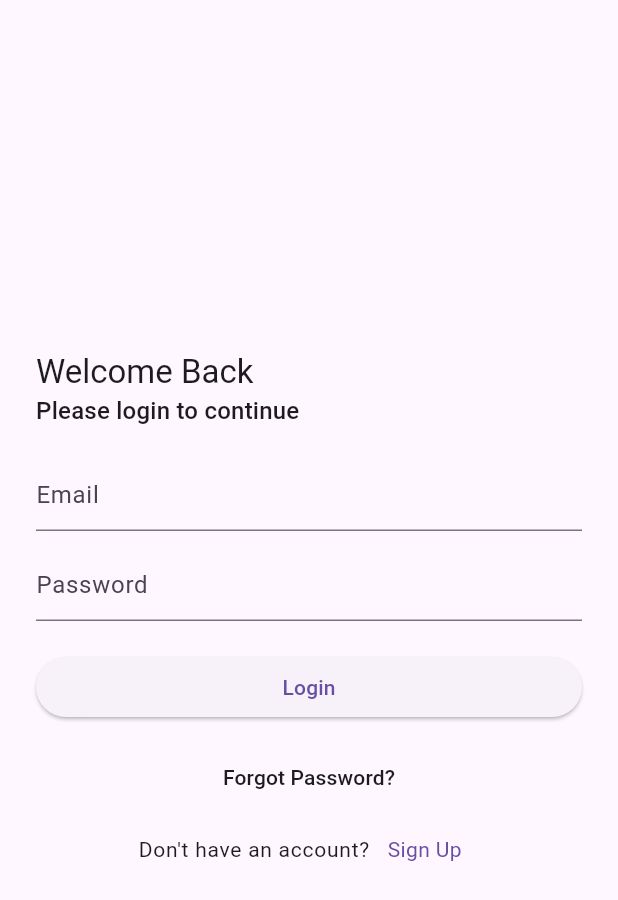
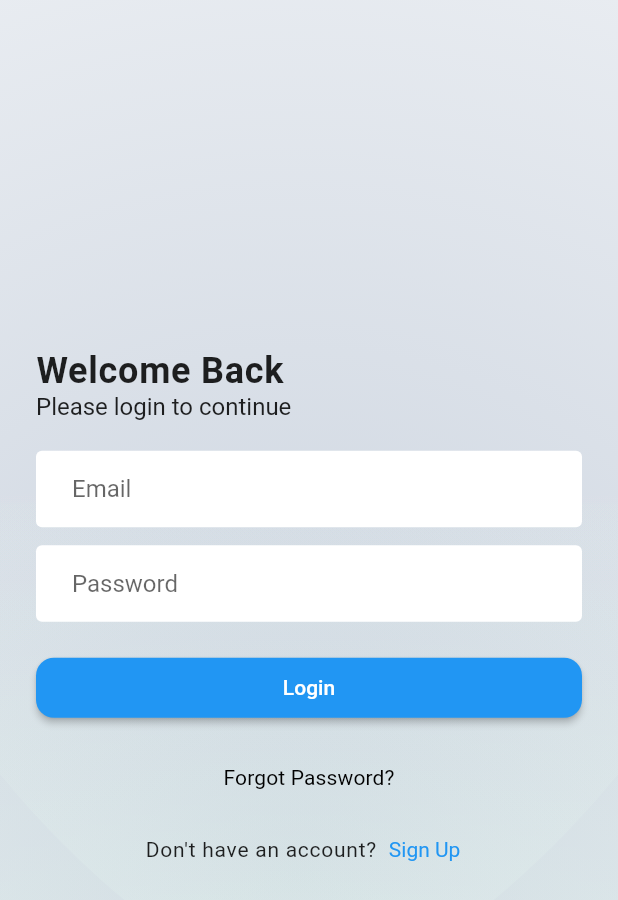
Before and after one commit to Alnur17/task_manager, a Flutter app: the screen it shows after launch, on a phone screen of 412 x 824 dp. Shown: the top 900 px of the screen. Run offline on Flutter 3.47's test engine with Material 3 defaults, Android fonts, the phone set to English and light mode, and no system bars; our stand-ins replace flutter_svg.

Commit message:
theme and background added

```diff
--- a/lib/app.dart
+++ b/lib/app.dart
@@ -12,6 +12,36 @@ class MyApp extends StatelessWidget {
       debugShowCheckedModeBanner: false,
       theme: ThemeData(
         brightness: Brightness.light,
+        useMaterial3: false,
+        primarySwatch: Colors.blue,
+        inputDecorationTheme: const InputDecorationTheme(
+          filled: true,
+          fillColor: Colors.white,
+          contentPadding: EdgeInsets.symmetric(horizontal: 24, vertical: 16),
+          border: OutlineInputBorder(borderSide: BorderSide.none),
+        ),
+        textTheme: const TextTheme(
+          titleLarge: TextStyle(
+            fontSize: 24,
+            fontWeight: FontWeight.w600,
+            letterSpacing: 0.5,
+          ),
+          titleMedium: TextStyle(
+            fontWeight: FontWeight.w400,
+          ),
+          titleSmall: TextStyle(
+            fontSize: 14,
+            fontWeight: FontWeight.w400,
+          ),
+        ),
+        elevatedButtonTheme: ElevatedButtonThemeData(
+          style: ElevatedButton.styleFrom(
+            padding: const EdgeInsets.symmetric(vertical: 12),
+            shape: RoundedRectangleBorder(
+              borderRadius: BorderRadius.circular(12),
+            ),
+          ),
+        ),
       ),
       darkTheme: ThemeData(
         brightness: Brightness.dark,
--- /dev/null
+++ b/lib/ui/widgets/screen_background.dart
@@ -0,0 +1,26 @@
+import 'package:flutter/material.dart';
+import 'package:flutter_svg/flutter_svg.dart';
+import 'package:task_manager/ui/utils/assets_utils.dart';
+
+class ScreenBackground extends StatelessWidget {
+  final Widget child;
+
+  const ScreenBackground({super.key, required this.child});
+
+  @override
+  Widget build(BuildContext context) {
+    return Stack(
+      children: [
+        SizedBox(
+          height: double.infinity,
+          width: double.infinity,
+          child: SvgPicture.asset(
+            AssetsUtils.backgroundSVG,
+            fit: BoxFit.fitHeight,
+          ),
+        ),
+        child,
+      ],
+    );
+  }
+}
```
